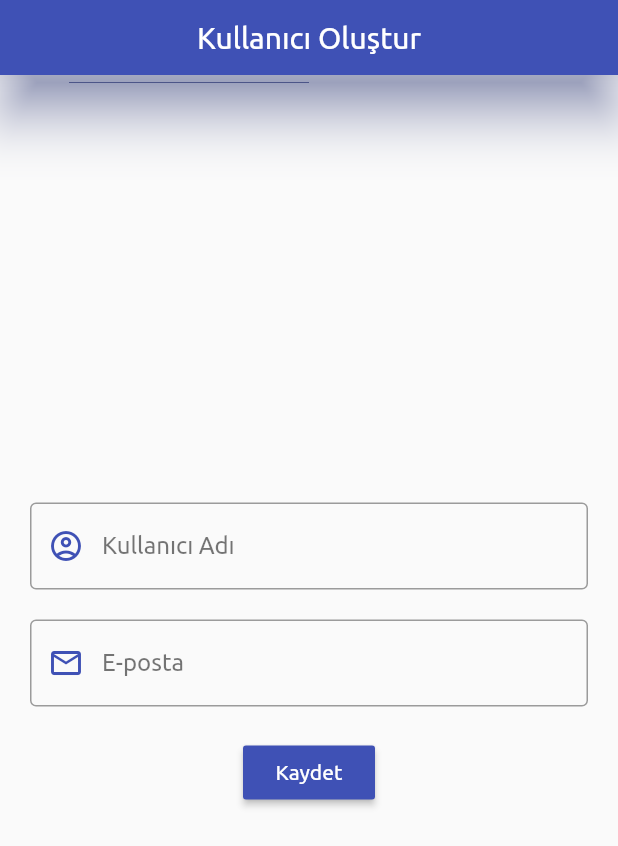
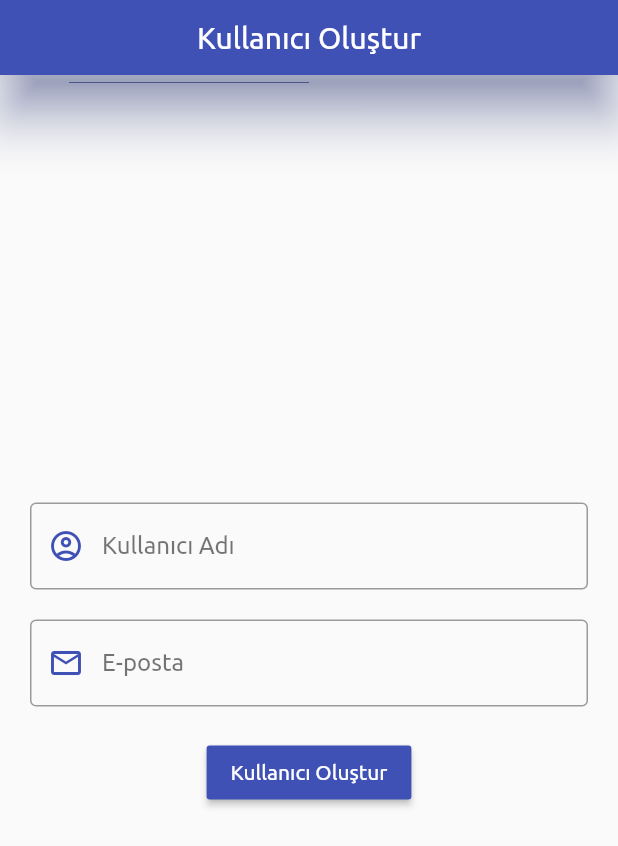
Before and after one commit to fatihatagunn/wepurse, a Flutter app: the screen it shows after launch, on a phone screen of 412 x 824 dp. Shown: the top 846 px of the screen. Run offline on Flutter 3.47's test engine with Material 2 defaults, Android fonts, the phone set to English and light mode, and no system bars; our stand-ins replace date_format.

Commit message:
Changed 'Kaydet ' to 'Kulanıcı Oluştur' .

```diff
--- a/lib/ui/create_user_page.dart
+++ b/lib/ui/create_user_page.dart
@@ -73,7 +73,7 @@ class CreateUserPageState extends State<CreateUserPage> {
                   ),
                   RaisedButton(
                     child: Text(
-                      "Kaydet",
+                      "Kullanıcı Oluştur",
                       style: TextStyle(
                         color: Colors.white,
                       ),
```
